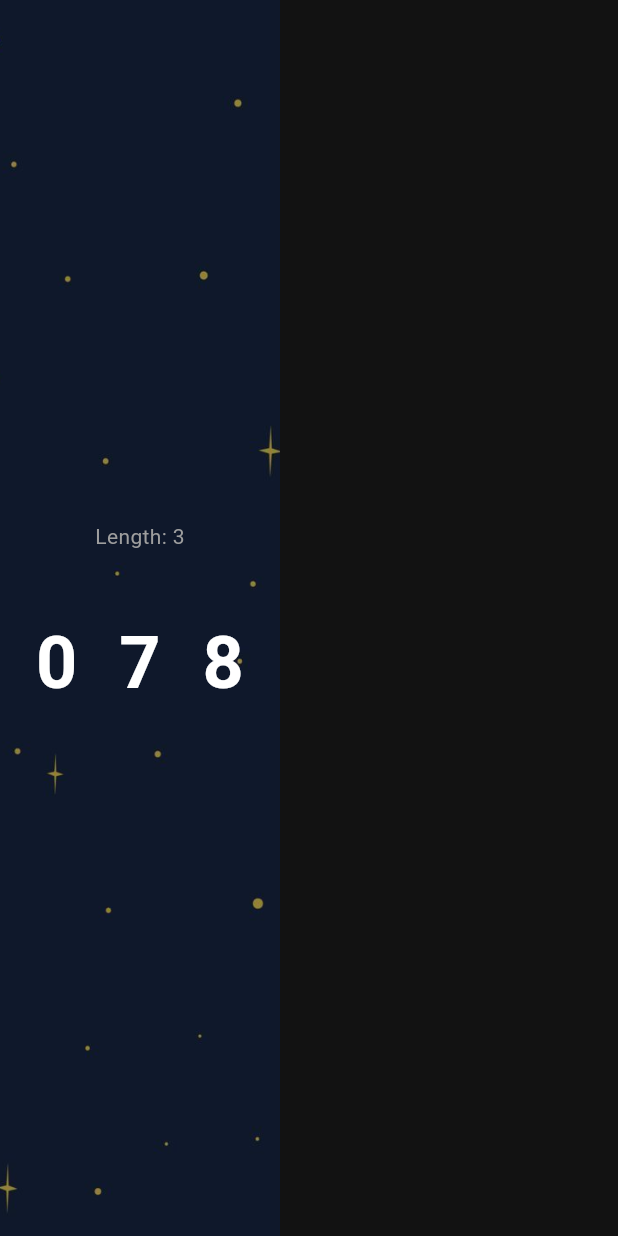
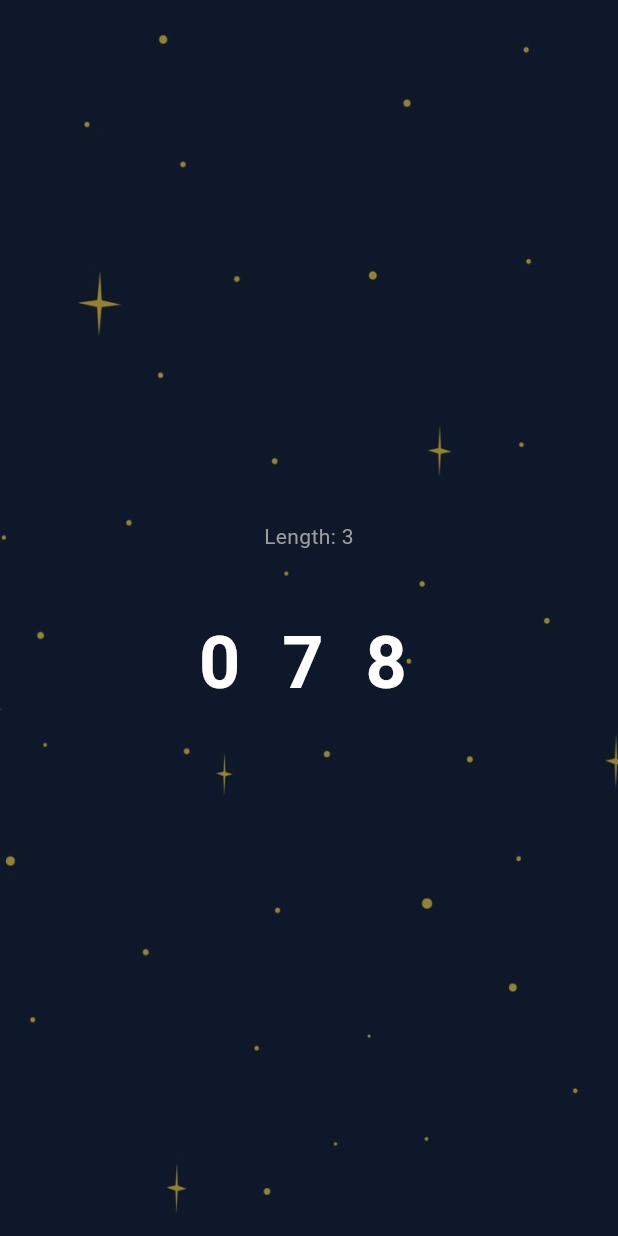
Before and after one commit to Cleon-asu/world_app, a Flutter app: the WorkingMemoryAssessmentScreen screen opened directly, after a tap on "START", on a phone screen of 412 x 824 dp. Run offline on Flutter 3.47's test engine with Material 3 defaults, Android fonts, the phone set to English and light mode, and no system bars; our stand-ins replace hive_flutter, permission_handler, speech_to_text, youtube_player_flutter; missing offline and left inert: flutter_3d_controller; accounts and stored records are empty; statements that could not run were skipped.

Commit message:
UI fixes Vol.2

```diff
--- a/lib/screens/assessments/working_memory_assessment_screen.dart
+++ b/lib/screens/assessments/working_memory_assessment_screen.dart
@@ -346,12 +346,20 @@
       );
     }
 
-    return Column(
+    return Container(
+      width: double.infinity, // Make container full width
+      padding: const EdgeInsets.symmetric(
+        horizontal: 20,
+      ), // Optional: Add horizontal padding
+      child: Column(
         mainAxisAlignment: MainAxisAlignment.center,
+        crossAxisAlignment:
+            CrossAxisAlignment.stretch, // Stretch children horizontally
         children: [
           Text(
             'Length: $_currentLength',
             style: const TextStyle(color: Colors.grey),
+            textAlign: TextAlign.center, // Center text within full width
           ),
           const SizedBox(height: 40),
 
@@ -363,27 +371,43 @@
                 fontWeight: FontWeight.bold,
                 letterSpacing: 8,
               ),
+              textAlign: TextAlign.center, // Center text within full width
             )
           else
             Column(
+              mainAxisAlignment: MainAxisAlignment.center,
+              crossAxisAlignment:
+                  CrossAxisAlignment.center, // Center icon horizontally
               children: [
                 const Icon(Icons.mic, size: 60, color: Colors.tealAccent),
                 const SizedBox(height: 20),
-              Text(
+                Container(
+                  width: double.infinity, // Make text container full width
+                  child: Text(
                     _statusMessage,
-                style: const TextStyle(fontSize: 20, color: Colors.tealAccent),
+                    style: const TextStyle(
+                      fontSize: 20,
+                      color: Colors.tealAccent,
+                    ),
+                    textAlign: TextAlign.center,
+                  ),
                 ),
                 const SizedBox(height: 20),
-              Text(
+                Container(
+                  width: double.infinity, // Make text container full width
+                  child: Text(
                     _recognizedText.isEmpty ? "..." : _recognizedText,
                     style: const TextStyle(
                       fontSize: 30,
                       color: Colors.yellowAccent,
                     ),
+                    textAlign: TextAlign.center,
+                  ),
                 ),
               ],
             ),
         ],
+      ),
     );
   }
 }
```
Lines whose indentation alone changed are shown as unchanged.
